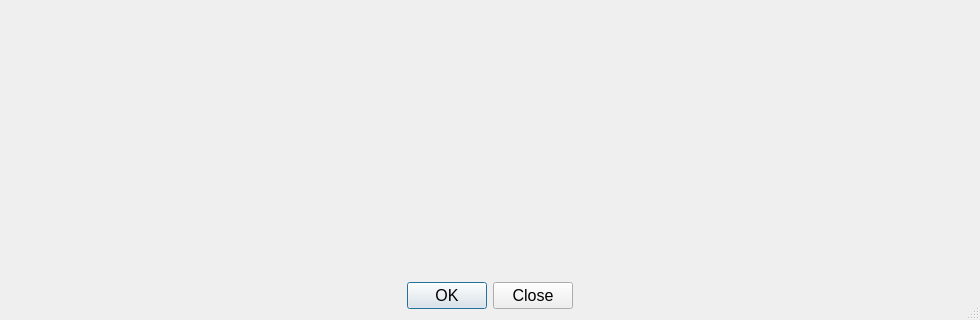
Before: the Qt Designer form moviedetaildialog.ui in silverqx/qMedia, drawn with Qt 5; both pictures show x 0 to 980 and y 440 to 760 of the 980 by 760 pixel window.
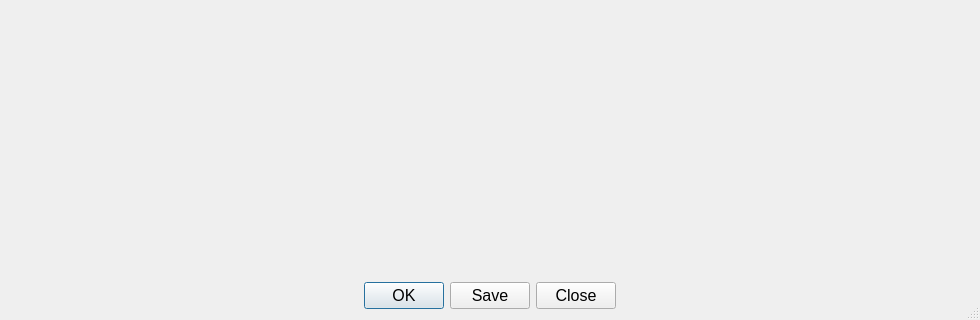
After: the same form once the commit is applied. Icons and pictures are not drawn.

Commit message: added preview and save button to movie detail modal

Patch:
```diff
--- a/moviedetaildialog.ui
+++ b/moviedetaildialog.ui
@@ -434,7 +434,7 @@
       <enum>Qt::Horizontal</enum>
      </property>
      <property name="standardButtons">
-      <set>QDialogButtonBox::Close|QDialogButtonBox::Ok</set>
+      <set>QDialogButtonBox::Close|QDialogButtonBox::Ok|QDialogButtonBox::Save</set>
      </property>
      <property name="centerButtons">
       <bool>true</bool>
```
Left out of the diff: 20 changed lines with no effect on the pictures. The commit also changes 6 other files.
